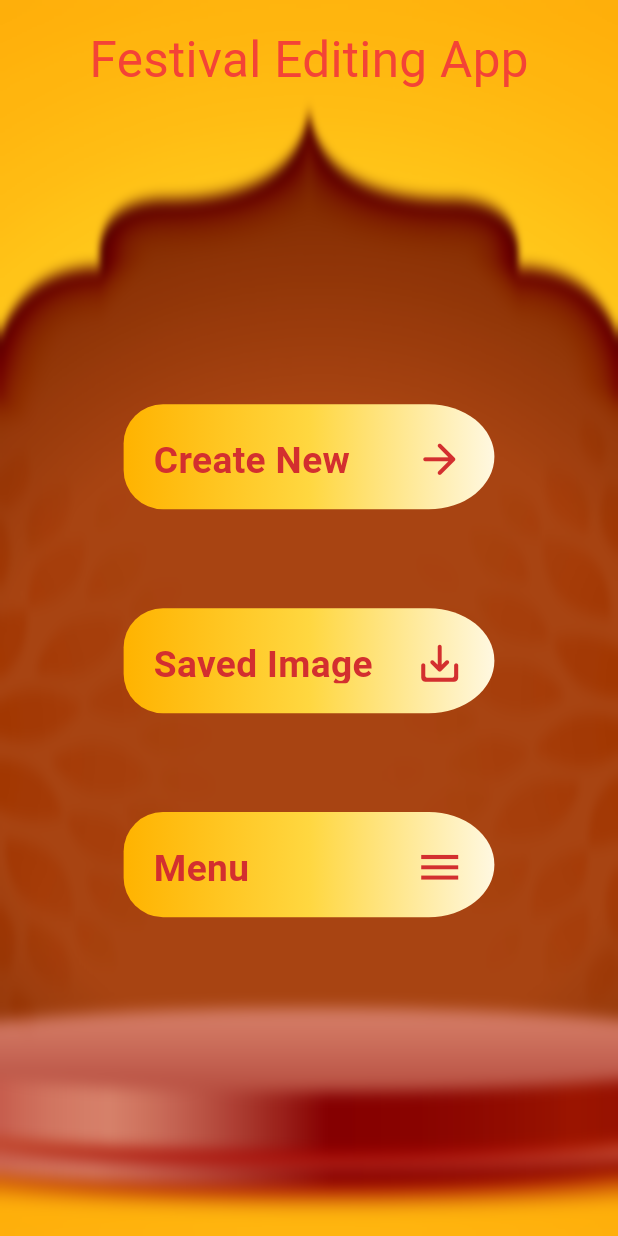
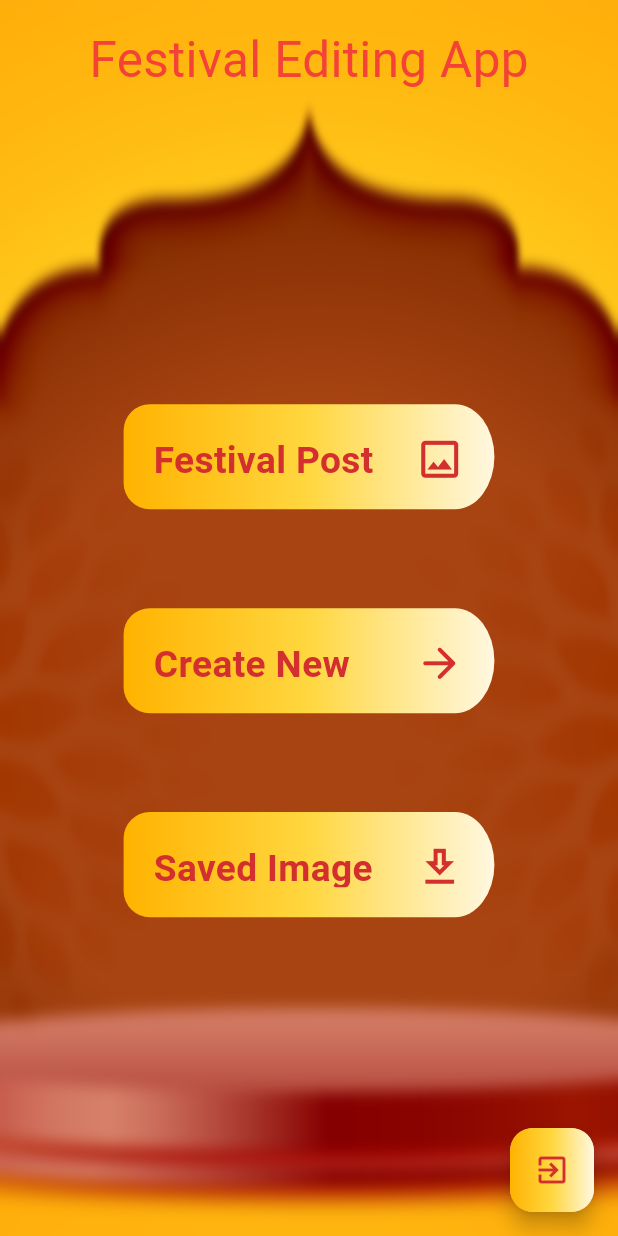
Before and after one commit to Vedpatel28/festival_post_app, a Flutter app: the screen it shows after launch, on a phone screen of 412 x 824 dp. Run offline on Flutter 3.47's test engine with Material 2 defaults, Android fonts, the phone set to English and light mode, and no system bars; our stand-ins replace google_fonts; Roboto replaces fonts that are missing (Grenze, Lacquer).

Commit message:
VP | 13/05/2023 |

```diff
--- a/lib/utils/utils_routes_page.dart
+++ b/lib/utils/utils_routes_page.dart
@@ -1,5 +1,5 @@
 class allroutes {
   static String homepage = '/';
   static String festivalselectpage = 'selectfestival';
-  static String editingpostpage = 'selectfestival';
+  static String editingpostpage = 'editingpostpage`';
 }
--- a/lib/views/screen/home_page.dart
+++ b/lib/views/screen/home_page.dart
@@ -53,7 +53,7 @@ class _homepageState extends State<homepage> {
                 ),
               ),
               SizedBox(height: s.height * 0.25),
-              // create new Button
+              // Festival Post Edit
               GestureDetector(
                 onTap: () {
                   Navigator.of(context).pushNamed(allroutes.festivalselectpage);
@@ -70,8 +70,8 @@ class _homepageState extends State<homepage> {
                       ],
                     ),
                     borderRadius: const BorderRadius.horizontal(
-                      right: Radius.elliptical(50, 40),
-                      left: Radius.circular(30),
+                      right: Radius.elliptical(30, 40),
+                      left: Radius.circular(20),
                     ),
                   ),
                   child: Padding(
@@ -79,6 +79,55 @@ class _homepageState extends State<homepage> {
                     child: Row(
                       crossAxisAlignment: CrossAxisAlignment.center,
                       children: [
+                        Text(
+                          "Festival Post",
+                          style: GoogleFonts.grenze(
+                            textStyle: TextStyle(
+                              color: Colors.red.shade700,
+                              fontSize: s.height * 0.03,
+                              fontWeight: FontWeight.bold,
+                            ),
+                          ),
+                        ),
+                        const Spacer(),
+                        Icon(
+                          Icons.image_outlined,
+                          color: Colors.red.shade700,
+                          size: s.height * 0.04,
+                        ),
+                      ],
+                    ),
+                  ),
+                ),
+              ),
+              SizedBox(height: s.height * 0.08),
+              // Create new Button
+              GestureDetector(
+                onTap: () {
+                  Navigator.of(context).pushNamed(allroutes.editingpostpage);
+                },
+                child: Container(
+                  height: s.height * 0.085,
+                  width: s.width * 0.6,
+                  decoration: BoxDecoration(
+                    gradient: LinearGradient(
+                      colors: [
+                        Colors.amber.shade600,
+                        Colors.amberAccent,
+                        Colors.amber.shade50,
+                      ],
+                    ),
+                    borderRadius: const BorderRadius.horizontal(
+                      right: Radius.elliptical(30, 40),
+                      left: Radius.circular(20),
+                    ),
+                  ),
+                  child: Padding(
+                    padding: const EdgeInsets.all(20),
+                    child: Row(
+                      crossAxisAlignment: CrossAxisAlignment.center,
+                      children: [
+                        // Create new Text
                         Text(
                           "Create New",
                           style: GoogleFonts.grenze(
@@ -92,53 +141,6 @@ class _homepageState extends State<homepage> {
                         const Spacer(),
                         Icon(
                           Icons.arrow_forward_rounded,
-                          color: Colors.red.shade700,
-                          size: s.height * 0.04,
-                        ),
-                      ],
-                    ),
-                  ),
-                ),
-              ),
-              SizedBox(height: s.height * 0.08),
-              // Save Image Button
-              GestureDetector(
-                onTap: () {},
-                child: Container(
-                  height: s.height * 0.085,
-                  width: s.width * 0.6,
-                  decoration: BoxDecoration(
-                    gradient: LinearGradient(
-                      colors: [
-                        Colors.amber.shade600,
-                        Colors.amberAccent,
-                        Colors.amber.shade50,
-                      ],
-                    ),
-                    borderRadius: const BorderRadius.horizontal(
-                      right: Radius.elliptical(50, 40),
-                      left: Radius.circular(30),
-                    ),
-                  ),
-                  child: Padding(
-                    padding: const EdgeInsets.all(20),
-                    child: Row(
-                      crossAxisAlignment: CrossAxisAlignment.center,
-                      children: [
-                        // Save Image Text
-                        Text(
-                          "Saved Image",
-                          style: GoogleFonts.grenze(
-                            textStyle: TextStyle(
-                              color: Colors.red.shade700,
-                              fontSize: s.height * 0.03,
-                              fontWeight: FontWeight.bold,
-                            ),
-                          ),
-                        ),
-                        const Spacer(),
-                        Icon(
-                          Icons.save_alt_rounded,
                           color: Colors.red.shade700,
                           size: s.height * 0.04,
                         ),
@@ -163,8 +165,8 @@ class _homepageState extends State<homepage> {
                       ],
                     ),
                     borderRadius: const BorderRadius.horizontal(
-                      right: Radius.elliptical(50, 40),
-                      left: Radius.circular(30),
+                      right: Radius.elliptical(30, 40),
+                      left: Radius.circular(20),
                     ),
                   ),
                   child: Padding(
@@ -173,7 +175,7 @@ class _homepageState extends State<homepage> {
                       crossAxisAlignment: CrossAxisAlignment.center,
                       children: [
                         Text(
-                          "Menu",
+                          "Saved Image",
                           style: GoogleFonts.grenze(
                             textStyle: TextStyle(
                               color: Colors.red.shade700,
@@ -184,7 +186,7 @@ class _homepageState extends State<homepage> {
                         ),
                         const Spacer(),
                         Icon(
-                          Icons.menu,
+                          Icons.download_outlined,
                           color: Colors.red.shade700,
                           size: s.height * 0.04,
                         ),
@@ -197,6 +199,31 @@ class _homepageState extends State<homepage> {
           ),
         ],
       ),
+      floatingActionButton: FloatingActionButton(
+        onPressed: () {
+          setState(() {
+            Navigator.of(context).pop();
+          });
+        },
+        child: Container(
+          width: double.infinity,
+          height: double.infinity,
+          decoration: BoxDecoration(
+            borderRadius: BorderRadius.circular(15),
+            gradient: LinearGradient(
+              colors: [
+                Colors.amber.shade600,
+                Colors.amberAccent,
+                Colors.amber.shade50,
+              ],
+            ),
+          ),
+          child: Icon(
+            Icons.exit_to_app,
+            color: Colors.red.shade700,
+          ),
+        ),
+      ),
     );
   }
 }
```
Also changed, not shown: lib/utils/back_button.dart (added, +16 -0 lines), lib/views/screen/editing_post_page.dart (+7 -1 lines), lib/views/screen/festival_select_page.dart (+73 -1 lines).
